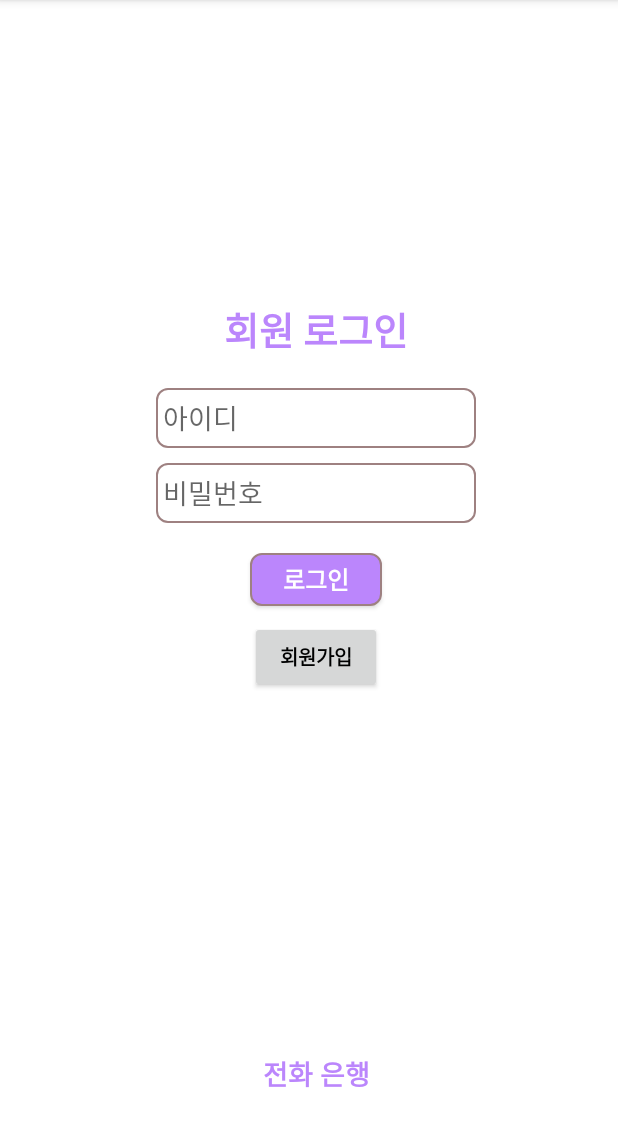
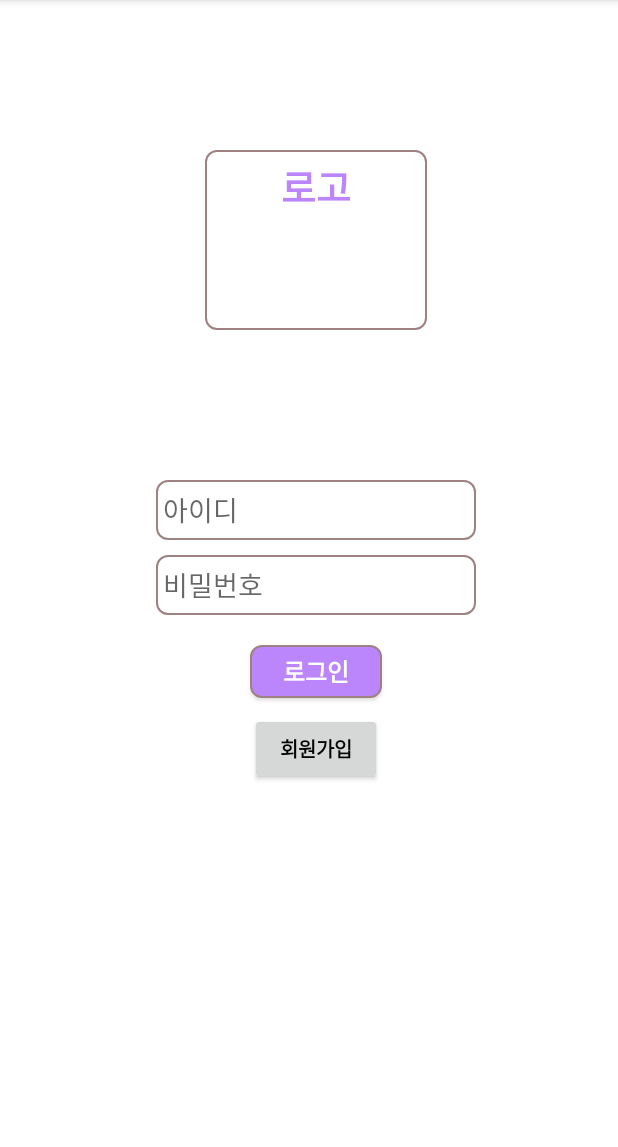
Before and after one commit to M1nseoPark/CallBank, an Android app: the screen it shows after launch (activity_login), on a phone screen of 412 x 824 dp, the part 84-1231 px from its top. Run offline under Robolectric (Android 15) with nearby library versions, the phone set to English and light mode, and no system bars.

Commit message:
로그인 화면 로고로 변경

```diff
--- a/app/src/main/res/layout/activity_login.xml
+++ b/app/src/main/res/layout/activity_login.xml
@@ -10,30 +10,31 @@
     <LinearLayout
         android:layout_width="match_parent"
         android:layout_height="match_parent"
-        android:layout_marginTop="200dp"
         android:layout_marginLeft="40dp"
+        android:layout_marginTop="100dp"
         android:layout_marginRight="30dp"
         android:layout_marginBottom="30dp"
         android:orientation="vertical">
 
         <TextView
             android:id="@+id/logintext"
-            android:layout_width="match_parent"
-            android:layout_height="wrap_content"
-            android:layout_marginBottom="20dp"
-            android:text="회원 로그인"
+            android:layout_width="148dp"
+            android:layout_height="120dp"
+            android:layout_gravity="center"
+            android:layout_marginBottom="100dp"
+            android:background="@drawable/box"
+            android:text="로고"
+            android:textAlignment="center"
             android:textColor="@color/purple_200"
-            android:textStyle="bold"
             android:textSize="25dp"
-            android:textAlignment="center"
-            android:gravity="center_horizontal" />
+            android:textStyle="bold" />
 
         <EditText
             android:id="@+id/editID"
             android:layout_width="wrap_content"
             android:layout_height="40dp"
+            android:layout_gravity="center"
             android:layout_marginBottom="10dp"
-            android:layout_gravity="center"
             android:background="@drawable/box"
             android:ems="10"
             android:hint="아이디"
@@ -54,8 +55,8 @@
             android:id="@+id/loginbutton"
             android:layout_width="wrap_content"
             android:layout_height="35dp"
+            android:layout_gravity="center"
             android:layout_marginTop="20dp"
-            android:layout_gravity="center"
             android:background="@drawable/box_function"
             android:text="로그인"
             android:textColor="@color/white"
@@ -66,8 +67,8 @@
             android:id="@+id/signin"
             android:layout_width="wrap_content"
             android:layout_height="wrap_content"
+            android:layout_gravity="center"
             android:layout_marginTop="10dp"
-            android:layout_gravity="center"
             android:text="회원가입"
             android:textColor="@color/black"
             android:textSize="13dp"
@@ -78,9 +79,9 @@
             android:layout_width="match_parent"
             android:layout_height="wrap_content"
             android:layout_marginTop="240dp"
-            android:textAlignment="center"
             android:gravity="center_horizontal"
             android:text="전화 은행"
+            android:textAlignment="center"
             android:textColor="@color/purple_200"
             android:textSize="18dp"
             android:textStyle="bold" />
```
